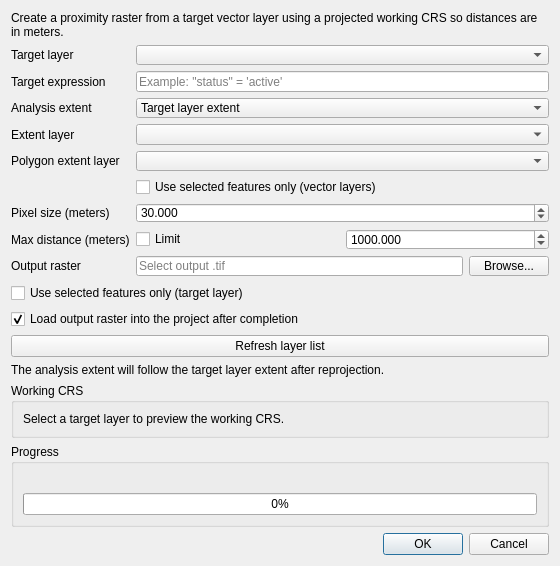
Qt form proxivec_dialog_base.ui (bangkoor/ProxiVec) before a commit.
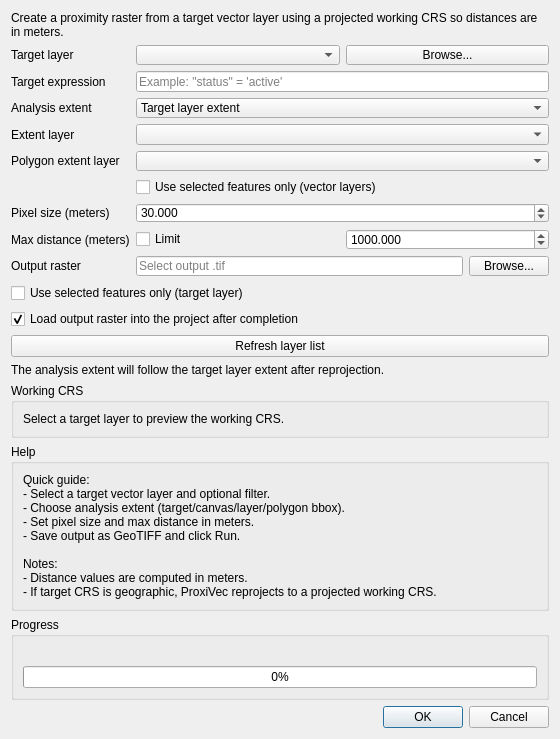
The same form after that commit.

Commit message: Add browse button for target layer

The edit to the form file:
```diff
--- a/proxivec_dialog_base.ui
+++ b/proxivec_dialog_base.ui
@@ -34,7 +34,18 @@
       </widget>
      </item>
      <item row="0" column="1">
-      <widget class="QComboBox" name="targetLayerCombo"/>
+      <layout class="QHBoxLayout" name="horizontalLayoutTargetLayer">
+       <item>
+        <widget class="QComboBox" name="targetLayerCombo"/>
+       </item>
+       <item>
+        <widget class="QPushButton" name="targetLayerBrowseButton">
+         <property name="text">
+          <string>Browse...</string>
+         </property>
+        </widget>
+       </item>
+      </layout>
      </item>
      <item row="1" column="0">
       <widget class="QLabel" name="targetExpressionLabel">
@@ -257,6 +268,33 @@
      </layout>
     </widget>
    </item>
+   <item>
+    <widget class="QGroupBox" name="helpGroupBox">
+     <property name="title">
+      <string>Help</string>
+     </property>
+     <layout class="QVBoxLayout" name="verticalLayout_4">
+      <item>
+       <widget class="QLabel" name="helpLabel">
+        <property name="text">
+         <string>Quick guide:
+- Select a target vector layer and optional filter.
+- Choose analysis extent (target/canvas/layer/polygon bbox).
+- Set pixel size and max distance in meters.
+- Save output as GeoTIFF and click Run.
+
+Notes:
+- Distance values are computed in meters.
+- If target CRS is geographic, ProxiVec reprojects to a projected working CRS.</string>
+        </property>
+        <property name="wordWrap">
+         <bool>true</bool>
+        </property>
+       </widget>
+      </item>
+     </layout>
+    </widget>
+   </item>
    <item>
     <widget class="QGroupBox" name="progressGroupBox">
      <property name="title">
```
The commit also changes 1 other file.
